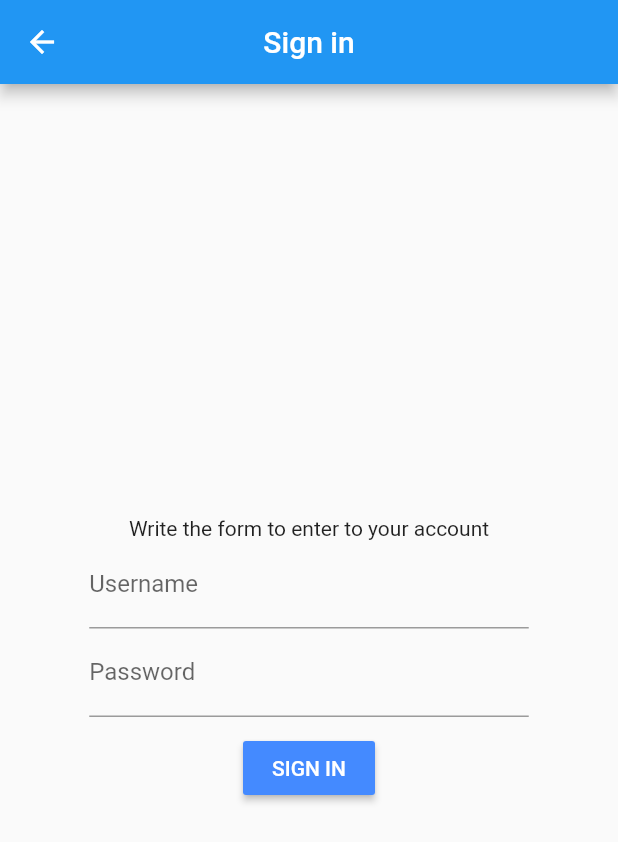
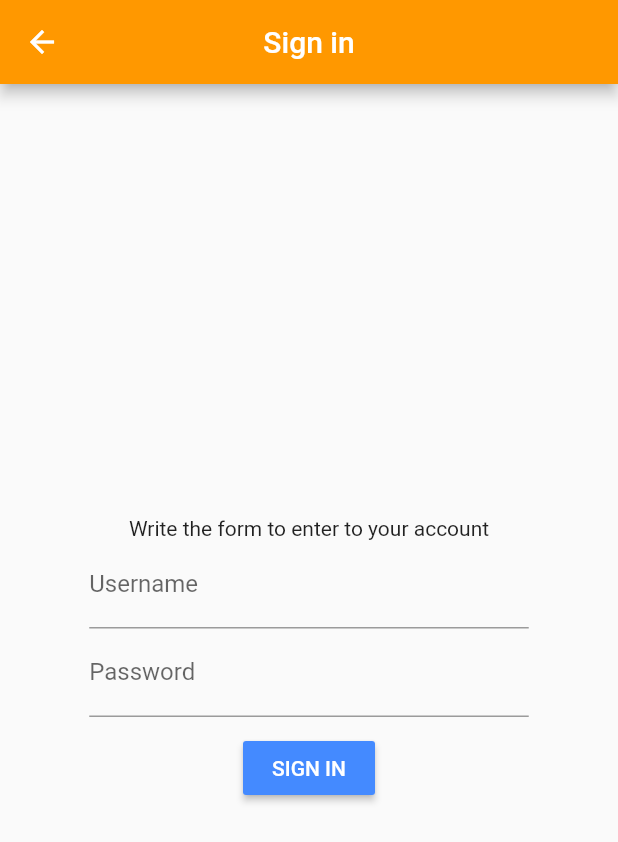
Before and after one commit to Jabb17/IVehicle, a Flutter app: the screen it shows after launch, after a tap on "LOGIN", on a phone screen of 412 x 824 dp. Shown: the top 842 px of the screen. Run offline on Flutter 3.47's test engine with Material 2 defaults, Android fonts, the phone set to English and light mode, and no system bars; our stand-ins replace flutter_widget_from_html, image_picker, settings_ui, shared_preferences, toast; missing offline and left inert: favorite_button, mysql1; network calls fail.

Commit message:
IVehicle 31/05/2021

```diff
--- a/ivehicle/lib/main.dart
+++ b/ivehicle/lib/main.dart
@@ -18,9 +18,7 @@ class IVehicle extends StatelessWidget {
   Widget build(BuildContext context) {
     return MaterialApp(
       debugShowCheckedModeBanner: false,
-      theme: ThemeData(
-        primarySwatch: Colors.blue,
-      ),
+      theme: Provider.of<ThemeModel>(context).currentTheme,
       home: MyHomePage(),
     );
   }
--- a/ivehicle/lib/pages/settings.dart
+++ b/ivehicle/lib/pages/settings.dart
@@ -158,7 +158,7 @@ class _SettingsScreenState extends State<SettingsScreen> {
               onPressed: (context) {
                 Navigator.of(context).push(
                   MaterialPageRoute(
-                    builder: (_) => PasswordSetting(),
+                    builder: (_) => ChangePasswordScreen(),
                   ),
                 );
               },
```
Also changed, not shown: ivehicle/lib/pages/settings_pages/change_password.dart (+13 -25 lines).
